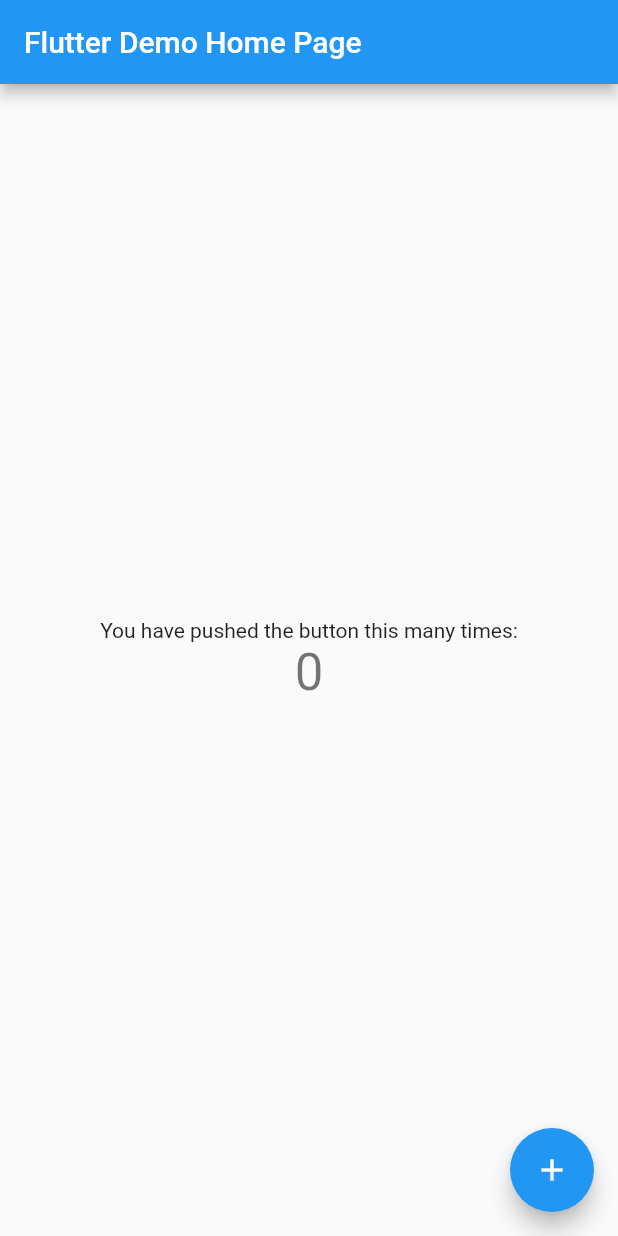
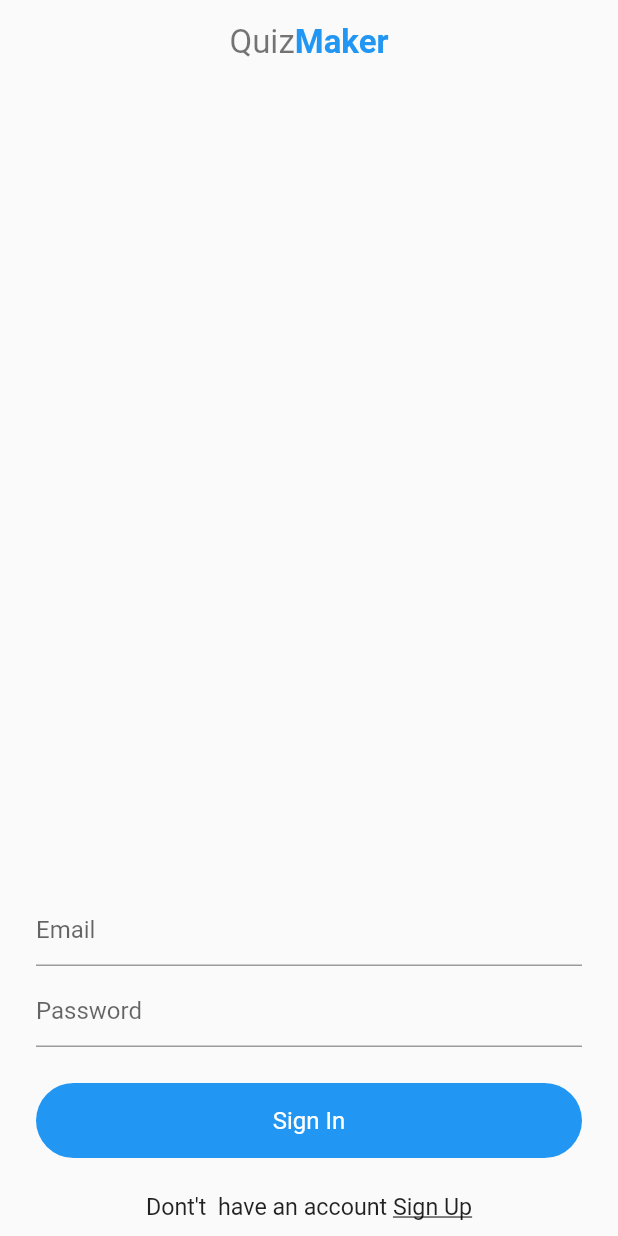
Before and after one commit to imssurya/quizmaker, a Flutter app: the screen it shows after launch, on a phone screen of 412 x 824 dp. Run offline on Flutter 3.47's test engine with Material 2 defaults, Android fonts, the phone set to English and light mode, and no system bars; our stand-ins replace firebase_auth; accounts and stored records are empty.

```diff
--- a/lib/main.dart
+++ b/lib/main.dart
@@ -1,113 +1,20 @@
+import 'package:flutter/cupertino.dart';
 import 'package:flutter/material.dart';
+import 'package:quizmaker/views/signin.dart';
 
-void main() {
+void main(){
   runApp(MyApp());
 }
 
 class MyApp extends StatelessWidget {
-  // This widget is the root of your application.
   @override
   Widget build(BuildContext context) {
     return MaterialApp(
-      title: 'Flutter Demo',
-      theme: ThemeData(
-        // This is the theme of your application.
-        //
-        // Try running your application with "flutter run". You'll see the
-        // application has a blue toolbar. Then, without quitting the app, try
-        // changing the primarySwatch below to Colors.green and then invoke
-        // "hot reload" (press "r" in the console where you ran "flutter run",
-        // or simply save your changes to "hot reload" in a Flutter IDE).
-        // Notice that the counter didn't reset back to zero; the application
-        // is not restarted.
-        primarySwatch: Colors.blue,
-      ),
-      home: MyHomePage(title: 'Flutter Demo Home Page'),
+      title: 'Flutter demo',
+      debugShowCheckedModeBanner: false,
+      theme: ThemeData(primarySwatch: Colors.blue,
+      visualDensity: VisualDensity.adaptivePlatformDensity),
+      home: SignIn(),
     );
   }
 }
-
-class MyHomePage extends StatefulWidget {
-  MyHomePage({Key key, this.title}) : super(key: key);
-
-  // This widget is the home page of your application. It is stateful, meaning
-  // that it has a State object (defined below) that contains fields that affect
-  // how it looks.
-
-  // This class is the configuration for the state. It holds the values (in this
-  // case the title) provided by the parent (in this case the App widget) and
-  // used by the build method of the State. Fields in a Widget subclass are
-  // always marked "final".
-
-  final String title;
-
-  @override
-  _MyHomePageState createState() => _MyHomePageState();
-}
-
-class _MyHomePageState extends State<MyHomePage> {
-  int _counter = 0;
-
-  void _incrementCounter() {
-    setState(() {
-      // This call to setState tells the Flutter framework that something has
-      // changed in this State, which causes it to rerun the build method below
-      // so that the display can reflect the updated values. If we changed
-      // _counter without calling setState(), then the build method would not be
-      // called again, and so nothing would appear to happen.
-      _counter++;
-    });
-  }
-
-  @override
-  Widget build(BuildContext context) {
-    // This method is rerun every time setState is called, for instance as done
-    // by the _incrementCounter method above.
-    //
-    // The Flutter framework has been optimized to make rerunning build methods
-    // fast, so that you can just rebuild anything that needs updating rather
-    // than having to individually change instances of widgets.
-    return Scaffold(
-      appBar: AppBar(
-        // Here we take the value from the MyHomePage object that was created by
-        // the App.build method, and use it to set our appbar title.
-        title: Text(widget.title),
-      ),
-      body: Center(
-        // Center is a layout widget. It takes a single child and positions it
-        // in the middle of the parent.
-        child: Column(
-          // Column is also a layout widget. It takes a list of children and
-          // arranges them vertically. By default, it sizes itself to fit its
-          // children horizontally, and tries to be as tall as its parent.
-          //
-          // Invoke "debug painting" (press "p" in the console, choose the
-          // "Toggle Debug Paint" action from the Flutter Inspector in Android
-          // Studio, or the "Toggle Debug Paint" command in Visual Studio Code)
-          // to see the wireframe for each widget.
-          //
-          // Column has various properties to control how it sizes itself and
-          // how it positions its children. Here we use mainAxisAlignment to
-          // center the children vertically; the main axis here is the vertical
-          // axis because Columns are vertical (the cross axis would be
-          // horizontal).
-          mainAxisAlignment: MainAxisAlignment.center,
-          children: <Widget>[
-            Text(
-              'You have pushed the button this many times:',
-            ),
-            Text(
-              '$_counter',
-              style: Theme.of(context).textTheme.headline4,
-            ),
-          ],
-        ),
-      ),
-      floatingActionButton: FloatingActionButton(
-        onPressed: _incrementCounter,
-        tooltip: 'Increment',
-        child: Icon(Icons.add),
-      ), // This trailing comma makes auto-formatting nicer for build methods.
-    );
-  }
-}
--- /dev/null
+++ b/lib/views/signin.dart
@@ -0,0 +1,106 @@
+import 'package:flutter/material.dart';
+import 'package:quizmaker/views/signup.dart';
+import 'package:quizmaker/widgets/widgets.dart';
+
+class SignIn extends StatefulWidget {
+  @override
+  _SignInState createState() => _SignInState();
+}
+
+class _SignInState extends State<SignIn> {
+  @override
+  final _formKey = GlobalKey<FormState>();
+  String email, password;
+
+  Widget build(BuildContext context) {
+    return Scaffold(
+      appBar: AppBar(
+        title: appBar(context),
+        backgroundColor: Colors.transparent,
+        elevation: 0.0,
+        brightness: Brightness.light,
+      ),
+      body: Form(
+        key: _formKey,
+        child: Container(
+          //color: Colors.blue,
+          margin: EdgeInsets.symmetric(horizontal: 24),
+          child: Column(
+            children: <Widget>[
+              Spacer(),
+              TextFormField(
+                decoration: InputDecoration(hintText: 'Email'),
+                validator: (val) {
+                  return val.isEmpty ? "Enter correct emailid" : null;
+                },
+                onChanged: (val) {
+                  email = val;
+                },
+              ),
+              SizedBox(
+                height: 6,
+              ),
+              TextFormField(
+                decoration: InputDecoration(hintText: 'Password'),
+                validator: (val) {
+                  return val.isEmpty ? "Enter Password" : null;
+                },
+                onChanged: (val) {
+                  email = val;
+                },
+              ),
+              SizedBox(
+                height: 24,
+              ),
+              GestureDetector(
+                onTap: () {},
+                child: Container(
+                  padding: EdgeInsets.only(top: 10, bottom: 10),
+                  decoration: BoxDecoration(
+                      color: Colors.blue,
+                      borderRadius: BorderRadius.circular(30)),
+                  alignment: Alignment.center,
+                  height: 50,
+                  width: MediaQuery.of(context).size.width - 48,
+                  child: Text(
+                    'Sign In',
+                    style: TextStyle(fontSize: 16, color: Colors.white),
+                  ),
+                ),
+              ),
+              SizedBox(
+                height: 24,
+              ),
+              Padding(
+                padding: EdgeInsets.only(bottom: 10),
+                child: Row(
+                  mainAxisAlignment: MainAxisAlignment.center,
+                  children: <Widget>[
+                    Text(
+                      'Dont\'t  have an account ',
+                      style: TextStyle(fontSize: 15.5),
+                    ),
+                    GestureDetector(
+                      onTap: () {
+                        Navigator.pushReplacement(context,
+                            MaterialPageRoute(builder: (context) {
+                          return SignUp();
+                        }));
+                      },
+                      child: Text(
+                        'Sign Up',
+                        style: TextStyle(
+                            fontSize: 15.5,
+                            decoration: TextDecoration.underline),
+                      ),
+                    )
+                  ],
+                ),
+              )
+            ],
+          ),
+        ),
+      ),
+    );
+  }
+}
--- /dev/null
+++ b/lib/widgets/widgets.dart
@@ -0,0 +1,15 @@
+import 'package:flutter/material.dart';
+
+Widget appBar(BuildContext context) {
+  return Center(
+    child: RichText (
+      text: TextSpan(
+        style: TextStyle(fontSize: 22),
+        children: <TextSpan>[
+          TextSpan(text: 'Quiz', style: TextStyle(fontWeight: FontWeight.w400,color: Colors.black54)),
+          TextSpan(text: 'Maker', style: TextStyle(fontWeight: FontWeight.bold,color: Colors.blue)),
+        ],
+      ),
+    ),
+  );
+}
--- a/pubspec.yaml
+++ b/pubspec.yaml
@@ -23,6 +23,11 @@ environment:
 dependencies:
   flutter:
     sdk: flutter
+  cached_network_image: ^3.0.0
+  cloud_firestore: ^1.0.6
+  firebase_auth: ^1.1.1
+  provider: ^5.0.0
+  shared_preferences: ^2.0.5
 
 
   # The following adds the Cupertino Icons font to your application.
```
Also changed, not shown: lib/services/auth.dart (added, +14 -0 lines), lib/views/signup.dart (added, +117 -0 lines), lib/views/authenticate.dart (added), lib/views/home.dart (added), pubspec.lock, 3 other files.
